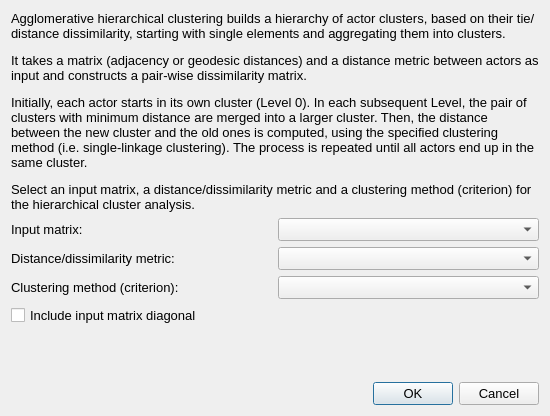
Before: the Qt Designer form src/forms/dialogclusteringhierarchical.ui in socnetv/app, drawn with Qt 5.
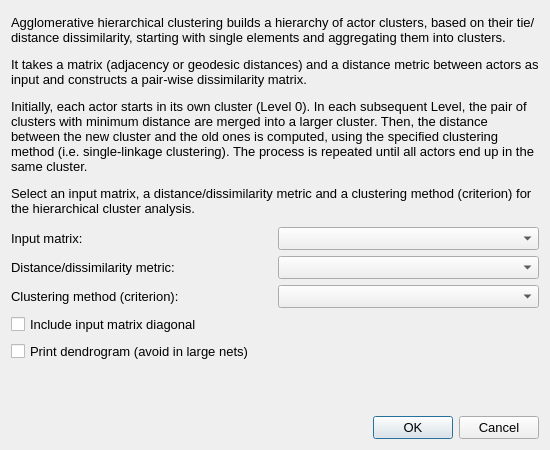
After: the same form once the commit is applied.

Commit message: added print Dendrogram checkbox in HCA UI

The edit to the form file:
```diff
--- a/src/forms/dialogclusteringhierarchical.ui
+++ b/src/forms/dialogclusteringhierarchical.ui
@@ -10,7 +10,7 @@
     <x>0</x>
     <y>0</y>
     <width>550</width>
-    <height>416</height>
+    <height>450</height>
    </rect>
   </property>
   <property name="sizePolicy">
@@ -22,7 +22,7 @@
   <property name="minimumSize">
    <size>
     <width>550</width>
-    <height>410</height>
+    <height>450</height>
    </size>
   </property>
   <property name="maximumSize">
@@ -51,7 +51,7 @@
      <property name="minimumSize">
       <size>
        <width>400</width>
-       <height>150</height>
+       <height>210</height>
       </size>
      </property>
      <property name="text">
@@ -119,7 +119,7 @@
      </item>
     </layout>
    </item>
-   <item row="4" column="0" colspan="2">
+   <item row="5" column="0" colspan="2">
     <layout class="QHBoxLayout" name="horizontalLayout_2">
      <item>
       <widget class="QLabel" name="label_3">
@@ -146,7 +146,7 @@
      </item>
     </layout>
    </item>
-   <item row="5" column="0">
+   <item row="7" column="0">
     <widget class="QCheckBox" name="diagonalCheckBox">
      <property name="statusTip">
       <string>Enable to include matrix diagonal in calculations</string>
@@ -156,7 +156,17 @@
      </property>
     </widget>
    </item>
-   <item row="6" column="1">
+   <item row="8" column="0" colspan="2">
+    <widget class="QCheckBox" name="diagramCheckBox">
+     <property name="statusTip">
+      <string>Enable to include matrix diagonal in calculations</string>
+     </property>
+     <property name="text">
+      <string>Print dendrogram (avoid in large nets)</string>
+     </property>
+    </widget>
+   </item>
+   <item row="9" column="1">
     <spacer name="verticalSpacer">
      <property name="orientation">
       <enum>Qt::Vertical</enum>
@@ -169,7 +179,7 @@
      </property>
     </spacer>
    </item>
-   <item row="7" column="1">
+   <item row="11" column="1">
     <widget class="QDialogButtonBox" name="buttonBox">
      <property name="font">
       <font>
```
The commit also changes 2 other files.
